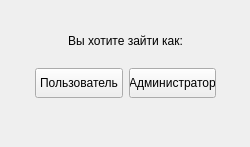
First picture: the form in frontend/ui/check.ui, repository koccyx/TravelMaster, before the edit.
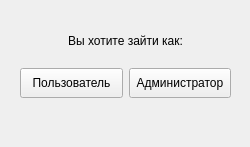
Second picture: the form after the edit.

What changed in the file:
```diff
--- a/frontend/ui/check.ui
+++ b/frontend/ui/check.ui
@@ -44,19 +44,12 @@
     </item>
     <item>
      <layout class="QHBoxLayout" name="horizontalLayout">
-      <item>
-       <spacer name="horizontalSpacer">
-        <property name="orientation">
-         <enum>Qt::Horizontal</enum>
-        </property>
-        <property name="sizeHint" stdset="0">
-         <size>
-          <width>40</width>
-          <height>20</height>
-         </size>
-        </property>
-       </spacer>
-      </item>
+      <property name="leftMargin">
+       <number>20</number>
+      </property>
+      <property name="rightMargin">
+       <number>20</number>
+      </property>
       <item>
        <layout class="QGridLayout" name="gridLayout">
         <item row="1" column="0">
@@ -139,19 +132,6 @@
         </item>
        </layout>
       </item>
-      <item>
-       <spacer name="horizontalSpacer_2">
-        <property name="orientation">
-         <enum>Qt::Horizontal</enum>
-        </property>
-        <property name="sizeHint" stdset="0">
-         <size>
-          <width>40</width>
-          <height>20</height>
-         </size>
-        </property>
-       </spacer>
-      </item>
      </layout>
     </item>
     <item>
```
